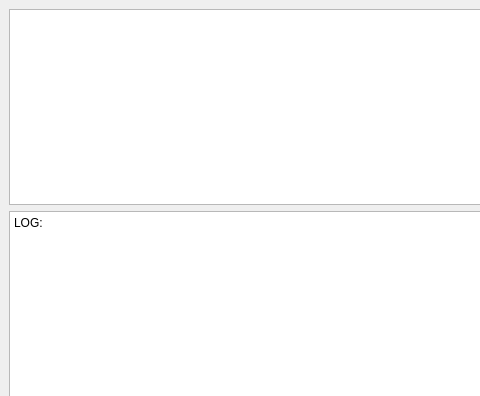
KONG98/hitMaker, file seprateUI.ui: the form before one commit; both pictures show x 0 to 480 and y 0 to 396 of the 800 by 500 pixel window.
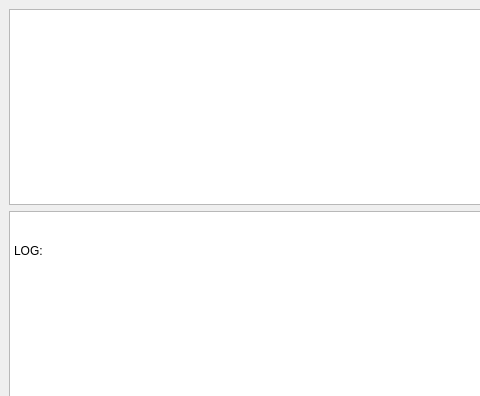
The form after the commit.

Patch:
```diff
--- a/seprateUI.ui
+++ b/seprateUI.ui
@@ -36,10 +36,14 @@
        <widget class="QTextBrowser" name="textBrowser">
         <property name="html">
          <string>&lt;!DOCTYPE HTML PUBLIC &quot;-//W3C//DTD HTML 4.0//EN&quot; &quot;http://www.w3.org/TR/REC-html40/strict.dtd&quot;&gt;
-&lt;html&gt;&lt;head&gt;&lt;meta name=&quot;qrichtext&quot; content=&quot;1&quot; /&gt;&lt;style type=&quot;text/css&quot;&gt;
-p, li { white-space: pre-wrap; }
-&lt;/style&gt;&lt;/head&gt;&lt;body style=&quot; font-family:'SimSun'; font-size:9pt; font-weight:400; font-style:normal;&quot;&gt;
-&lt;p style=&quot; margin-top:0px; margin-bottom:0px; margin-left:0px; margin-right:0px; -qt-block-indent:0; text-indent:0px;&quot;&gt;LOG:&lt;/p&gt;&lt;/body&gt;&lt;/html&gt;</string>
+                                        &lt;html&gt;&lt;head&gt;&lt;meta name=&quot;qrichtext&quot; content=&quot;1&quot;
+                                        /&gt;&lt;style type=&quot;text/css&quot;&gt;
+                                        p, li { white-space: pre-wrap; }
+                                        &lt;/style&gt;&lt;/head&gt;&lt;body style=&quot; font-family:'SimSun';
+                                        font-size:9pt; font-weight:400; font-style:normal;&quot;&gt;
+                                        &lt;p style=&quot; margin-top:0px; margin-bottom:0px; margin-left:0px;
+                                        margin-right:0px; -qt-block-indent:0; text-indent:0px;&quot;&gt;LOG:&lt;/p&gt;&lt;/body&gt;&lt;/html&gt;
+                                    </string>
         </property>
        </widget>
       </item>
```
Lines whose indentation alone changed are shown as unchanged.
